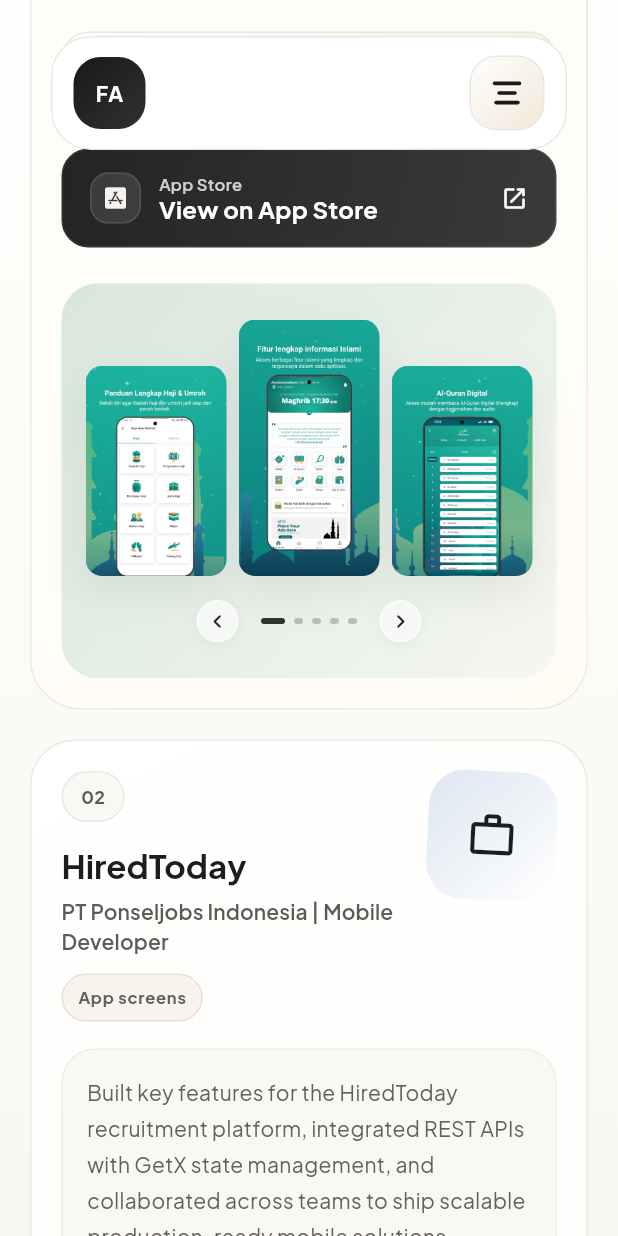
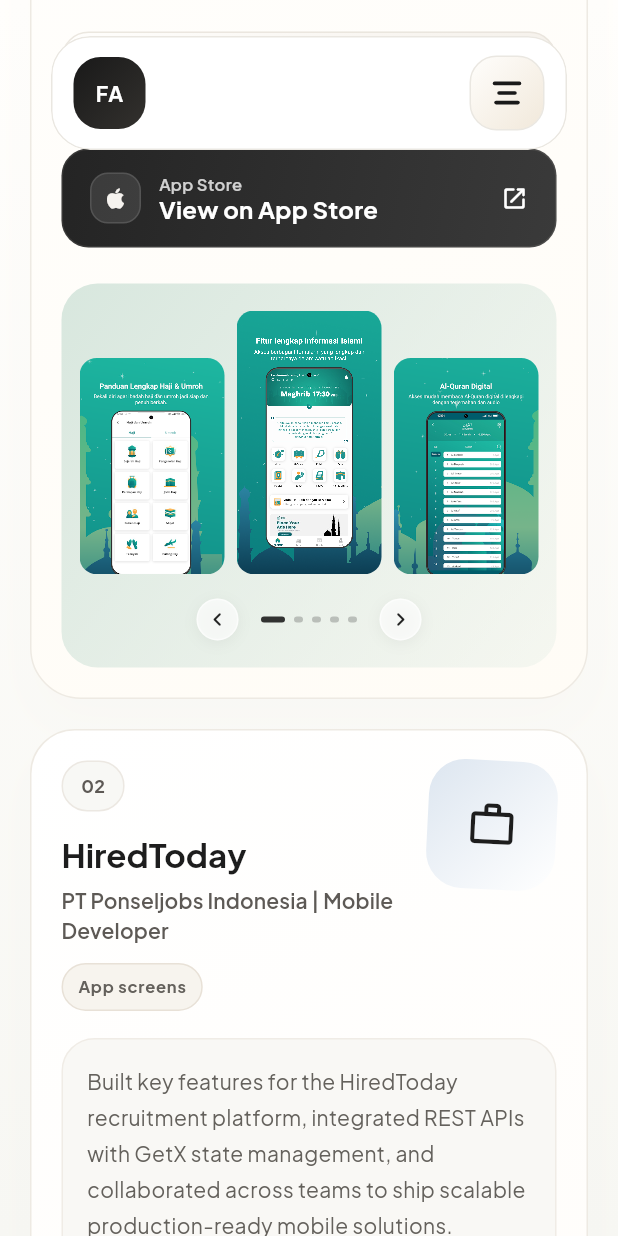
Before and after one commit to FerdyApriliyanto/ferdyapriliyanto-portfolio, a Flutter app: the screen it shows after launch, scrolled down 2304 dp, on a phone screen of 412 x 824 dp. Run offline on Flutter 3.47's test engine with Material 3 defaults, Android fonts, the phone set to English and light mode, and no system bars; our stand-ins replace font_awesome_flutter, get, google_fonts, url_strategy.

Commit message:
Optimize mobile portfolio rendering

```diff
--- a/lib/app/modules/home/widgets/experiences/experience_card.dart
+++ b/lib/app/modules/home/widgets/experiences/experience_card.dart
@@ -28,29 +28,19 @@
   @override
   Widget build(BuildContext context) {
     final textTheme = Theme.of(context).textTheme;
+    final isMobile = MediaQuery.sizeOf(context).width < 760;
     final project = widget.project;
     final screenshotLabel = project.screenshotType == ScreenshotType.landscape
         ? 'Landscape deck'
         : 'App screens';
+    final cardDecoration = BoxDecoration(
+      gradient: AppGradients.cardSurface,
+      borderRadius: BorderRadius.circular(30),
+      border: Border.all(color: AppColors.border),
+      boxShadow: AppShadows.card,
+    ).copyWith(boxShadow: !isMobile && _hovering ? AppShadows.cardHover : null);
 
-    return MouseRegion(
-      onEnter: (_) => setState(() => _hovering = true),
-      onExit: (_) => setState(() => _hovering = false),
-      child: AnimatedContainer(
-        duration: const Duration(milliseconds: 220),
-        curve: Curves.easeOut,
-        transform: Matrix4.identity()
-          ..translateByDouble(0, _hovering ? -5 : 0, 0, 1),
-        padding: const EdgeInsets.all(20),
-        decoration: BoxDecoration(
-          gradient: AppGradients.cardSurface,
-          borderRadius: BorderRadius.circular(30),
-          border: Border.all(color: AppColors.border),
-          boxShadow: AppShadows.card,
-        ).copyWith(
-          boxShadow: _hovering ? AppShadows.cardHover : const [],
-        ),
-        child: Column(
+    final content = Column(
           crossAxisAlignment: CrossAxisAlignment.start,
           children: [
             Row(
@@ -151,7 +141,27 @@
               ScreenshotStrip(project: project),
             ],
           ],
-        ),
+        );
+
+    if (isMobile) {
+      return Container(
+        padding: const EdgeInsets.all(20),
+        decoration: cardDecoration,
+        child: content,
+      );
+    }
+
+    return MouseRegion(
+      onEnter: (_) => setState(() => _hovering = true),
+      onExit: (_) => setState(() => _hovering = false),
+      child: AnimatedContainer(
+        duration: const Duration(milliseconds: 220),
+        curve: Curves.easeOut,
+        transform: Matrix4.identity()
+          ..translateByDouble(0, _hovering ? -5 : 0, 0, 1),
+        padding: const EdgeInsets.all(20),
+        decoration: cardDecoration,
+        child: content,
       ),
     );
   }
--- a/lib/app/modules/home/widgets/experiences/featured_experience_card.dart
+++ b/lib/app/modules/home/widgets/experiences/featured_experience_card.dart
@@ -1,5 +1,4 @@
 import 'package:flutter/material.dart';
-import 'package:font_awesome_flutter/font_awesome_flutter.dart';
 import 'package:get/get.dart';
 import 'package:personal_portfolio/app/models/portfolio_project.dart';
 import 'package:personal_portfolio/app/modules/home/controllers/home_controller.dart';
@@ -27,6 +26,30 @@
     final isTablet = MediaQuery.sizeOf(context).width < 1040;
     final project = widget.project;
     final hasScreenshots = project.screenshots.isNotEmpty;
+    final cardDecoration = BoxDecoration(
+      gradient: AppGradients.heroSurface,
+      borderRadius: BorderRadius.circular(34),
+      border: Border.all(color: AppColors.border),
+      boxShadow: isMobile ? AppShadows.card : AppShadows.featuredCard,
+    ).copyWith(
+      boxShadow: !isMobile && _hovering ? AppShadows.featuredCardHover : null,
+    );
+
+    final child = isMobile
+        ? _FeaturedCardMobile(project: project)
+        : _FeaturedCardDesktop(
+            project: project,
+            hasScreenshots: hasScreenshots,
+            compactInfo: isTablet,
+          );
+
+    if (isMobile) {
+      return Container(
+        padding: const EdgeInsets.all(20),
+        decoration: cardDecoration,
+        child: child,
+      );
+    }
 
     return MouseRegion(
       onEnter: (_) => setState(() => _hovering = true),
@@ -36,22 +59,9 @@
         curve: Curves.easeOut,
         transform: Matrix4.identity()
           ..translateByDouble(0, _hovering ? -6 : 0, 0, 1),
-        padding: EdgeInsets.all(isMobile ? 20 : 24),
-        decoration: BoxDecoration(
-          gradient: AppGradients.heroSurface,
-          borderRadius: BorderRadius.circular(34),
-          border: Border.all(color: AppColors.border),
-          boxShadow: AppShadows.featuredCard,
-        ).copyWith(
-          boxShadow: _hovering ? AppShadows.featuredCardHover : const [],
-        ),
-        child: isMobile
-            ? _FeaturedCardMobile(project: project)
-            : _FeaturedCardDesktop(
-                project: project,
-                hasScreenshots: hasScreenshots,
-                compactInfo: isTablet,
-              ),
+        padding: const EdgeInsets.all(24),
+        decoration: cardDecoration,
+        child: child,
       ),
     );
   }
@@ -207,7 +217,6 @@
                           appName: project.title,
                           label: project.externalLabel,
                           variant: _StoreButtonVariant.googlePlay,
-                          icon: FontAwesomeIcons.googlePlay,
                           fillWidth: true,
                           onTap: () => Get.find<HomeController>().openUrl(
                             project.externalUrl,
@@ -220,7 +229,6 @@
                           appName: project.title,
                           label: project.secondaryExternalLabel,
                           variant: _StoreButtonVariant.appStore,
-                          icon: FontAwesomeIcons.appStoreIos,
                           fillWidth: true,
                           onTap: () => Get.find<HomeController>().openUrl(
                             project.secondaryExternalUrl,
@@ -239,7 +247,6 @@
                           appName: project.title,
                           label: project.externalLabel,
                           variant: _StoreButtonVariant.googlePlay,
-                          icon: FontAwesomeIcons.googlePlay,
                           onTap: () => Get.find<HomeController>().openUrl(
                             project.externalUrl,
                           ),
@@ -249,7 +256,6 @@
                           appName: project.title,
                           label: project.secondaryExternalLabel,
                           variant: _StoreButtonVariant.appStore,
-                          icon: FontAwesomeIcons.appStoreIos,
                           onTap: () => Get.find<HomeController>().openUrl(
                             project.secondaryExternalUrl,
                           ),
@@ -342,7 +348,6 @@
     required this.appName,
     required this.label,
     required this.variant,
-    required this.icon,
     required this.onTap,
     this.fillWidth = false,
   });
@@ -350,7 +355,6 @@
   final String appName;
   final String label;
   final _StoreButtonVariant variant;
-  final FaIconData icon;
   final VoidCallback onTap;
   final bool fillWidth;
 
@@ -364,6 +368,7 @@
   @override
   Widget build(BuildContext context) {
     final textTheme = Theme.of(context).textTheme;
+    final isMobile = MediaQuery.sizeOf(context).width < 760;
     final isGooglePlay = widget.variant == _StoreButtonVariant.googlePlay;
     final gradientColors = isGooglePlay
         ? (_hovering
@@ -408,7 +413,7 @@
             ),
             borderRadius: BorderRadius.circular(18),
             border: Border.all(color: borderColor),
-            boxShadow: _hovering
+            boxShadow: !isMobile && _hovering
                 ? [
                     BoxShadow(
                       color: isGooglePlay
@@ -435,9 +440,8 @@
                   ),
                 ),
                 alignment: Alignment.center,
-                child: FaIcon(
-                  widget.icon,
-                  size: 16,
+                child: _StoreLogo(
+                  variant: widget.variant,
                   color: iconColor,
                 ),
               ),
@@ -491,3 +495,19 @@
     );
   }
 }
+
+class _StoreLogo extends StatelessWidget {
+  const _StoreLogo({required this.variant, required this.color});
+
+  final _StoreButtonVariant variant;
+  final Color color;
+
+  @override
+  Widget build(BuildContext context) {
+    if (variant == _StoreButtonVariant.appStore) {
+      return Icon(Icons.apple_rounded, size: 18, color: color);
+    }
+
+    return Icon(Icons.play_arrow_rounded, size: 18, color: color);
+  }
+}
--- a/lib/app/modules/home/widgets/experiences/screenshot_strip.dart
+++ b/lib/app/modules/home/widgets/experiences/screenshot_strip.dart
@@ -31,6 +31,7 @@
 
   @override
   Widget build(BuildContext context) {
+    final isMobile = MediaQuery.sizeOf(context).width < 760;
     final screenshots = widget.project.screenshots;
     final total = screenshots.length;
     final isLandscape =
@@ -38,7 +39,10 @@
 
     return Container(
       width: double.infinity,
-      padding: const EdgeInsets.symmetric(vertical: 24, horizontal: 16),
+      padding: EdgeInsets.symmetric(
+        vertical: isMobile ? 18 : 24,
+        horizontal: isMobile ? 12 : 16,
+      ),
       decoration: BoxDecoration(
         borderRadius: BorderRadius.circular(24),
         gradient: LinearGradient(
@@ -236,31 +240,38 @@
 
   @override
   Widget build(BuildContext context) {
+    final isMobile = MediaQuery.sizeOf(context).width < 760;
+    return LayoutBuilder(
+      builder: (context, constraints) {
+        final phone = PhoneMockup(
+          key: ValueKey(widget.assetPath),
+          assetPath: widget.assetPath,
+          width: constraints.maxWidth,
+          height: widget.height,
+          screenshotType: widget.screenshotType,
+          lightBackground: true,
+        );
+
+        if (isMobile) {
+          return GestureDetector(onTap: widget.onTap, child: phone);
+        }
+
         return MouseRegion(
           cursor: SystemMouseCursors.click,
           onEnter: (_) => setState(() => _hovering = true),
           onExit: (_) => setState(() => _hovering = false),
           child: GestureDetector(
             onTap: widget.onTap,
-        child: LayoutBuilder(
-          builder: (context, constraints) {
-            return AnimatedContainer(
+            child: AnimatedContainer(
               duration: const Duration(milliseconds: 200),
               curve: Curves.easeOut,
               transform: Matrix4.identity()
                 ..translateByDouble(0, _hovering ? -6 : 0, 0, 1),
-              child: PhoneMockup(
-                key: ValueKey(widget.assetPath),
-                assetPath: widget.assetPath,
-                width: constraints.maxWidth,
-                height: widget.height,
-                screenshotType: widget.screenshotType,
-                lightBackground: true,
+              child: phone,
+            ),
           ),
         );
       },
-        ),
-      ),
     );
   }
 }
--- a/lib/app/modules/home/widgets/shared/phone_mockup.dart
+++ b/lib/app/modules/home/widgets/shared/phone_mockup.dart
@@ -20,6 +20,7 @@
 
   @override
   Widget build(BuildContext context) {
+    final isMobile = MediaQuery.sizeOf(context).width < 760;
     final radiusBase = screenshotType == ScreenshotType.landscape
         ? height
         : width;
@@ -32,7 +33,9 @@
         border: lightBackground
             ? null
             : Border.all(color: AppColors.borderMuted, width: 1.5),
-        boxShadow: const [
+        boxShadow: isMobile
+            ? null
+            : const [
                 BoxShadow(
                   color: AppColors.shadowMuted,
                   blurRadius: 24,
@@ -45,6 +48,7 @@
         assetPath,
         fit: BoxFit.cover,
         alignment: Alignment.topCenter,
+        filterQuality: FilterQuality.low,
       ),
     );
   }
```
Lines whose indentation alone changed are shown as unchanged.
